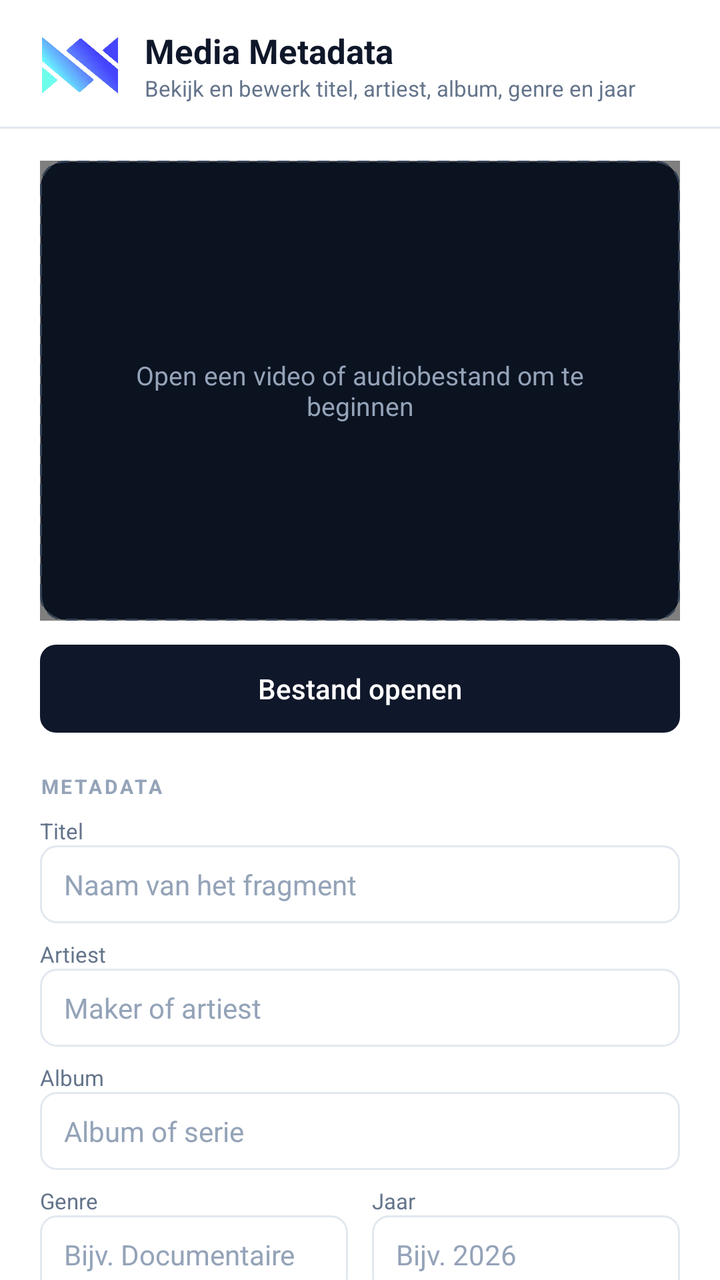
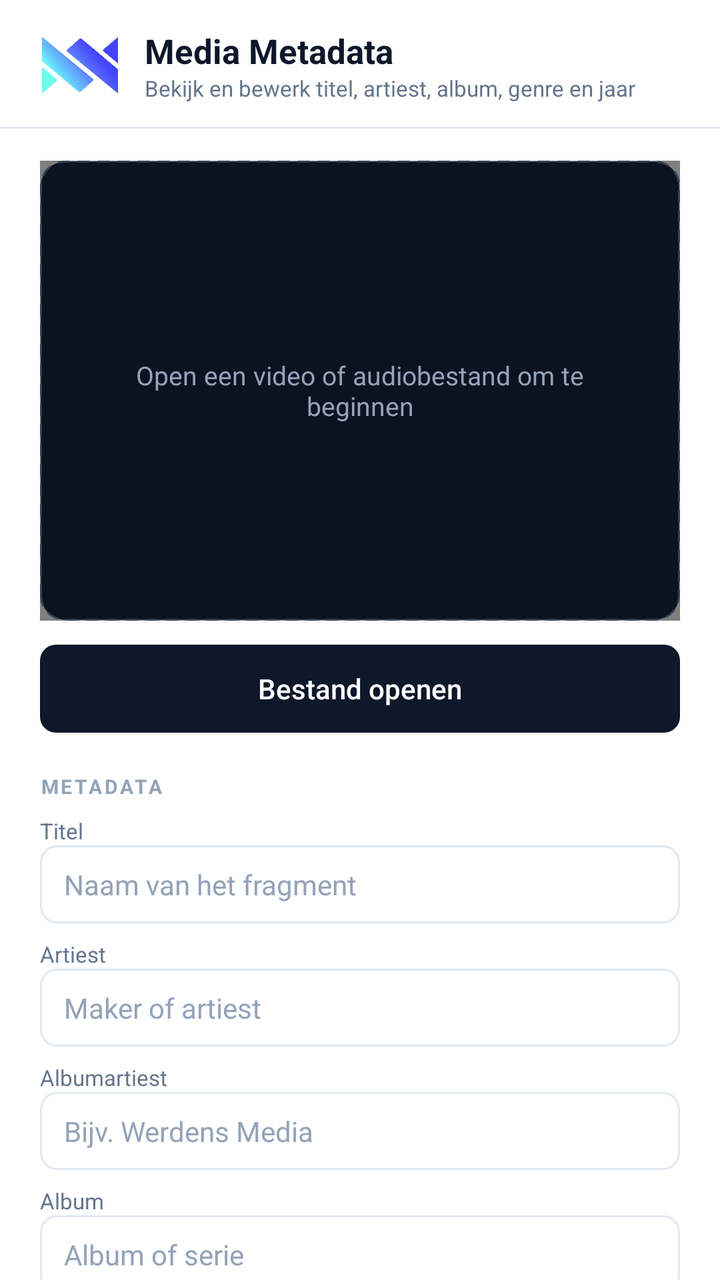

Screens rendered from an Android XML layout before and after an edit, with the pre-edit source and the edit as a unified diff.
<!-- AndroidManifest.xml: application theme AppTheme -->
<!-- res/layout/activity_main.xml -->
<?xml version="1.0" encoding="utf-8"?>
<LinearLayout xmlns:android="http://schemas.android.com/apk/res/android"
    xmlns:app="http://schemas.android.com/apk/res-auto"
    android:layout_width="match_parent"
    android:layout_height="match_parent"
    android:orientation="vertical"
    android:background="@color/paper"
    android:fitsSystemWindows="true">

    
    <LinearLayout
        android:layout_width="match_parent"
        android:layout_height="wrap_content"
        android:orientation="horizontal"
        android:gravity="center_vertical"
        android:paddingStart="20dp"
        android:paddingEnd="20dp"
        android:paddingTop="14dp"
        android:paddingBottom="12dp">

        <ImageView
            android:layout_width="wrap_content"
            android:layout_height="30dp"
            android:adjustViewBounds="true"
            android:src="@drawable/werdens_logo"
            android:contentDescription="Werdens Media" />

        <LinearLayout
            android:layout_width="0dp"
            android:layout_height="wrap_content"
            android:layout_weight="1"
            android:orientation="vertical"
            android:layout_marginStart="12dp">

            <TextView
                android:layout_width="wrap_content"
                android:layout_height="wrap_content"
                android:text="@string/app_name"
                android:textSize="17sp"
                android:textStyle="bold"
                android:textColor="@color/ink" />

            <TextView
                android:layout_width="wrap_content"
                android:layout_height="wrap_content"
                android:text="@string/app_subtitle"
                android:textSize="11sp"
                android:textColor="@color/muted" />
        </LinearLayout>
    </LinearLayout>

    <View
        android:layout_width="match_parent"
        android:layout_height="1dp"
        android:background="@color/line" />

    <ScrollView
        android:layout_width="match_parent"
        android:layout_height="0dp"
        android:layout_weight="1"
        android:fillViewport="true"
        android:scrollbars="none">

        <LinearLayout
            android:layout_width="match_parent"
            android:layout_height="wrap_content"
            android:orientation="vertical"
            android:paddingStart="20dp"
            android:paddingEnd="20dp"
            android:paddingTop="16dp"
            android:paddingBottom="24dp">

            
            <FrameLayout
                android:id="@+id/playerContainer"
                android:layout_width="match_parent"
                android:layout_height="230dp"
                android:background="@drawable/player_bg">

                <androidx.media3.ui.PlayerView
                    android:id="@+id/playerView"
                    android:layout_width="match_parent"
                    android:layout_height="match_parent"
                    app:use_controller="true"
                    app:show_buffering="when_playing"
                    app:resize_mode="fit"
                    app:surface_type="surface_view" />

                <ImageView
                    android:id="@+id/posterImage"
                    android:layout_width="match_parent"
                    android:layout_height="match_parent"
                    android:scaleType="fitCenter"
                    android:contentDescription="@string/hint_open"
                    android:visibility="gone" />

                <TextView
                    android:id="@+id/hintText"
                    android:layout_width="match_parent"
                    android:layout_height="match_parent"
                    android:gravity="center"
                    android:padding="24dp"
                    android:background="@drawable/player_hint_bg"
                    android:text="@string/hint_open"
                    android:textColor="#94A3B8"
                    android:textSize="13sp" />
            </FrameLayout>

            <TextView
                android:id="@+id/fileInfo"
                android:layout_width="match_parent"
                android:layout_height="wrap_content"
                android:layout_marginTop="8dp"
                android:textSize="11sp"
                android:textColor="#94A3B8"
                android:visibility="gone" />

            <Button
                android:id="@+id/openButton"
                style="@style/ButtonPrimary"
                android:layout_width="match_parent"
                android:layout_height="wrap_content"
                android:layout_marginTop="12dp"
                android:text="@string/open_file" />

            
            <TextView
                android:layout_width="wrap_content"
                android:layout_height="wrap_content"
                android:layout_marginTop="20dp"
                android:text="@string/metadata"
                android:textSize="10sp"
                android:textStyle="bold"
                android:letterSpacing="0.12"
                android:textColor="#94A3B8" />

            <TextView style="@style/FieldLabel" android:text="@string/field_title" />
            <EditText
                android:id="@+id/titleEdit"
                style="@style/Field"
                android:hint="@string/hint_title"
                android:inputType="textCapSentences" />

            <TextView style="@style/FieldLabel" android:text="@string/field_artist" />
            <EditText
                android:id="@+id/artistEdit"
                style="@style/Field"
                android:hint="@string/hint_artist"
                android:inputType="textPersonName" />

            <TextView style="@style/FieldLabel" android:text="@string/field_album" />
            <EditText
                android:id="@+id/albumEdit"
                style="@style/Field"
                android:hint="@string/hint_album"
                android:inputType="textCapSentences" />

            <LinearLayout
                android:layout_width="match_parent"
                android:layout_height="wrap_content"
                android:orientation="horizontal">

                <LinearLayout
                    android:layout_width="0dp"
                    android:layout_height="wrap_content"
                    android:layout_weight="1"
                    android:orientation="vertical">

                    <TextView style="@style/FieldLabel" android:text="@string/field_genre" />
                    <EditText
                        android:id="@+id/genreEdit"
                        style="@style/Field"
                        android:hint="@string/hint_genre"
                        android:inputType="textCapSentences" />
                </LinearLayout>

                <LinearLayout
                    android:layout_width="0dp"
                    android:layout_height="wrap_content"
                    android:layout_weight="1"
                    android:layout_marginStart="12dp"
                    android:orientation="vertical">

                    <TextView style="@style/FieldLabel" android:text="@string/field_year" />
                    <EditText
                        android:id="@+id/yearEdit"
                        style="@style/Field"
                        android:hint="@string/hint_year"
                        android:inputType="number" />
                </LinearLayout>
            </LinearLayout>

            <TextView style="@style/FieldLabel" android:text="@string/field_comment" />
            <EditText
                android:id="@+id/commentEdit"
                style="@style/Field"
                android:hint="@string/hint_comment"
                android:inputType="textCapSentences" />

            <LinearLayout
                android:layout_width="match_parent"
                android:layout_height="wrap_content"
                android:layout_marginTop="18dp"
                android:orientation="horizontal">

                <Button
                    android:id="@+id/readButton"
                    style="@style/ButtonSecondary"
                    android:layout_width="0dp"
                    android:layout_height="wrap_content"
                    android:layout_weight="1"
                    android:text="@string/read_again" />

                <Button
                    android:id="@+id/saveButton"
                    style="@style/ButtonPrimary"
                    android:layout_width="0dp"
                    android:layout_height="wrap_content"
                    android:layout_weight="1"
                    android:layout_marginStart="12dp"
                    android:text="@string/save" />
            </LinearLayout>

            <ProgressBar
                android:id="@+id/progressBar"
                style="?android:attr/progressBarStyleHorizontal"
                android:layout_width="match_parent"
                android:layout_height="wrap_content"
                android:layout_marginTop="12dp"
                android:indeterminate="true"
                android:visibility="gone" />

            <TextView
                android:id="@+id/statusText"
                android:layout_width="match_parent"
                android:layout_height="wrap_content"
                android:layout_marginTop="12dp"
                android:text="@string/status_ready"
                android:textSize="11sp"
                android:textColor="@color/muted" />
        </LinearLayout>
    </ScrollView>
</LinearLayout>
<!-- resources referenced by this layout -->
<resources>
  <color name="ink">#0F172A</color>
  <color name="line">#E2E8F0</color>
  <color name="muted">#64748B</color>
  <color name="paper">#FFFFFF</color>
  <!-- drawable player_bg (drawable) -->
  <?xml version="1.0" encoding="utf-8"?>
  <shape xmlns:android="http://schemas.android.com/apk/res/android" android:shape="rectangle">
      <solid android:color="@color/player" />
      <corners android:radius="12dp" />
  </shape>
  <!-- drawable player_hint_bg (drawable) -->
  <?xml version="1.0" encoding="utf-8"?>
  <shape xmlns:android="http://schemas.android.com/apk/res/android" android:shape="rectangle">
      <solid android:color="@color/player" />
      <stroke android:width="1dp" android:color="#334155" android:dashWidth="6dp" android:dashGap="4dp" />
      <corners android:radius="12dp" />
  </shape>
  <string name="app_name">Media Metadata</string>
  <string name="app_subtitle">Bekijk en bewerk titel, artiest, album, genre en jaar</string>
  <string name="field_album">Album</string>
  <string name="field_artist">Artiest</string>
  <string name="field_comment">Commentaar / labels</string>
  <string name="field_genre">Genre</string>
  <string name="field_title">Titel</string>
  <string name="field_year">Jaar</string>
  <string name="hint_album">Album of serie</string>
  <string name="hint_artist">Maker of artiest</string>
  <string name="hint_comment">Bijv. klant, locatie, versie</string>
  <string name="hint_genre">Bijv. Documentaire</string>
  <string name="hint_open">Open een video of audiobestand om te beginnen</string>
  <string name="hint_title">Naam van het fragment</string>
  <string name="hint_year">Bijv. 2026</string>
  <string name="metadata">METADATA</string>
  <string name="open_file">Bestand openen</string>
  <string name="read_again">Opnieuw lezen</string>
  <string name="save">Opslaan</string>
  <string name="status_ready">Nog geen bestand geopend.</string>
  <style name="ButtonPrimary" parent="Widget.AppCompat.Button.Borderless">
          <item name="android:background">@drawable/btn_primary</item>
          <item name="android:textColor">#FFFFFF</item>
          <item name="android:textSize">14sp</item>
          <item name="android:textAllCaps">false</item>
          <item name="android:paddingStart">20dp</item>
          <item name="android:paddingEnd">20dp</item>
          <item name="android:minHeight">44dp</item>
      </style>
  <style name="FieldLabel">
          <item name="android:layout_width">wrap_content</item>
          <item name="android:layout_height">wrap_content</item>
          <item name="android:textSize">11sp</item>
          <item name="android:textColor">@color/muted</item>
          <item name="android:layout_marginTop">8dp</item>
      </style>
  <color name="player">#0B1220</color>
  <!-- drawable field_bg (drawable) -->
  <?xml version="1.0" encoding="utf-8"?>
  <shape xmlns:android="http://schemas.android.com/apk/res/android" android:shape="rectangle">
      <solid android:color="@color/paper" />
      <stroke android:width="1dp" android:color="@color/line" />
      <corners android:radius="8dp" />
  </shape>
  <color name="accent">#1D4ED8</color>
  <!-- unchanged entries left out for length: 6 -->
</resources>

<!-- the commit's change to res/layout/activity_main.xml (unified diff, before → after) -->
@@ -53,6 +53,22 @@
         android:layout_width="match_parent"
         android:layout_height="1dp"
         android:background="@color/line" />
+
+    <TextView
+        android:id="@+id/updateBanner"
+        android:layout_width="match_parent"
+        android:layout_height="wrap_content"
+        android:background="#EFF6FF"
+        android:paddingStart="20dp"
+        android:paddingEnd="20dp"
+        android:paddingTop="10dp"
+        android:paddingBottom="10dp"
+        android:textColor="#1D4ED8"
+        android:textSize="12sp"
+        android:textStyle="bold"
+        android:clickable="true"
+        android:focusable="true"
+        android:visibility="gone" />
 
     <ScrollView
         android:layout_width="match_parent"
@@ -148,12 +164,54 @@
                 android:hint="@string/hint_artist"
                 android:inputType="textPersonName" />
 
+            <TextView style="@style/FieldLabel" android:text="@string/field_albumartist" />
+            <EditText
+                android:id="@+id/albumartistEdit"
+                style="@style/Field"
+                android:hint="@string/hint_albumartist"
+                android:inputType="textCapSentences" />
+
             <TextView style="@style/FieldLabel" android:text="@string/field_album" />
             <EditText
                 android:id="@+id/albumEdit"
                 style="@style/Field"
                 android:hint="@string/hint_album"
                 android:inputType="textCapSentences" />
+
+            <LinearLayout
+                android:layout_width="match_parent"
+                android:layout_height="wrap_content"
+                android:orientation="horizontal">
+
+                <LinearLayout
+                    android:layout_width="0dp"
+                    android:layout_height="wrap_content"
+                    android:layout_weight="1"
+                    android:orientation="vertical">
+
+                    <TextView style="@style/FieldLabel" android:text="@string/field_track" />
+                    <EditText
+                        android:id="@+id/trackEdit"
+                        style="@style/Field"
+                        android:hint="@string/hint_track"
+                        android:inputType="text" />
+                </LinearLayout>
+
+                <LinearLayout
+                    android:layout_width="0dp"
+                    android:layout_height="wrap_content"
+                    android:layout_weight="1"
+                    android:layout_marginStart="12dp"
+                    android:orientation="vertical">
+
+                    <TextView style="@style/FieldLabel" android:text="@string/field_disc" />
+                    <EditText
+                        android:id="@+id/discEdit"
+                        style="@style/Field"
+                        android:hint="@string/hint_disc"
+                        android:inputType="text" />
+                </LinearLayout>
+            </LinearLayout>
 
             <LinearLayout
                 android:layout_width="match_parent"
@@ -190,12 +248,52 @@
                 </LinearLayout>
             </LinearLayout>
 
+            <TextView style="@style/FieldLabel" android:text="@string/field_composer" />
+            <EditText
+                android:id="@+id/composerEdit"
+                style="@style/Field"
+                android:hint="@string/hint_composer"
+                android:inputType="textCapSentences" />
+
             <TextView style="@style/FieldLabel" android:text="@string/field_comment" />
             <EditText
                 android:id="@+id/commentEdit"
                 style="@style/Field"
                 android:hint="@string/hint_comment"
                 android:inputType="textCapSentences" />
+
+            <TextView style="@style/FieldLabel" android:text="@string/field_lyrics" />
+            <EditText
+                android:id="@+id/lyricsEdit"
+                style="@style/Field"
+                android:hint="@string/hint_lyrics"
+                android:inputType="textMultiLine|textCapSentences"
+                android:minLines="2"
+                android:gravity="top" />
+
+            <LinearLayout
+                android:layout_width="match_parent"
+                android:layout_height="wrap_content"
+                android:layout_marginTop="10dp"
+                android:orientation="horizontal">
+
+                <Button
+                    android:id="@+id/frameButton"
+                    style="@style/ButtonSecondary"
+                    android:layout_width="0dp"
+                    android:layout_height="wrap_content"
+                    android:layout_weight="1"
+                    android:text="@string/save_frame" />
+
+                <Button
+                    android:id="@+id/shareButton"
+                    style="@style/ButtonSecondary"
+                    android:layout_width="0dp"
+                    android:layout_height="wrap_content"
+                    android:layout_weight="1"
+                    android:layout_marginStart="12dp"
+                    android:text="@string/share_frame" />
+            </LinearLayout>
 
             <LinearLayout
                 android:layout_width="match_parent"
<!-- resource entries referenced after the edit -->
@@ -20,22 +20,34 @@
   <string name="app_name">Media Metadata</string>
   <string name="app_subtitle">Bekijk en bewerk titel, artiest, album, genre en jaar</string>
   <string name="field_album">Album</string>
+  <string name="field_albumartist">Albumartiest</string>
   <string name="field_artist">Artiest</string>
   <string name="field_comment">Commentaar / labels</string>
+  <string name="field_composer">Componist</string>
+  <string name="field_disc">Schijf</string>
   <string name="field_genre">Genre</string>
+  <string name="field_lyrics">Songtekst</string>
   <string name="field_title">Titel</string>
+  <string name="field_track">Tracknummer</string>
   <string name="field_year">Jaar</string>
   <string name="hint_album">Album of serie</string>
+  <string name="hint_albumartist">Bijv. Werdens Media</string>
   <string name="hint_artist">Maker of artiest</string>
   <string name="hint_comment">Bijv. klant, locatie, versie</string>
+  <string name="hint_composer">Bijv. componist of maker</string>
+  <string name="hint_disc">Bijv. 1/2</string>
   <string name="hint_genre">Bijv. Documentaire</string>
+  <string name="hint_lyrics">Songtekst of transcriptie</string>
   <string name="hint_open">Open een video of audiobestand om te beginnen</string>
   <string name="hint_title">Naam van het fragment</string>
+  <string name="hint_track">Bijv. 3 of 3/12</string>
   <string name="hint_year">Bijv. 2026</string>
   <string name="metadata">METADATA</string>
   <string name="open_file">Bestand openen</string>
   <string name="read_again">Opnieuw lezen</string>
   <string name="save">Opslaan</string>
+  <string name="save_frame">Frame opslaan</string>
+  <string name="share_frame">Delen</string>
   <string name="status_ready">Nog geen bestand geopend.</string>
   <style name="ButtonPrimary" parent="Widget.AppCompat.Button.Borderless">
           <item name="android:background">@drawable/btn_primary</item>
